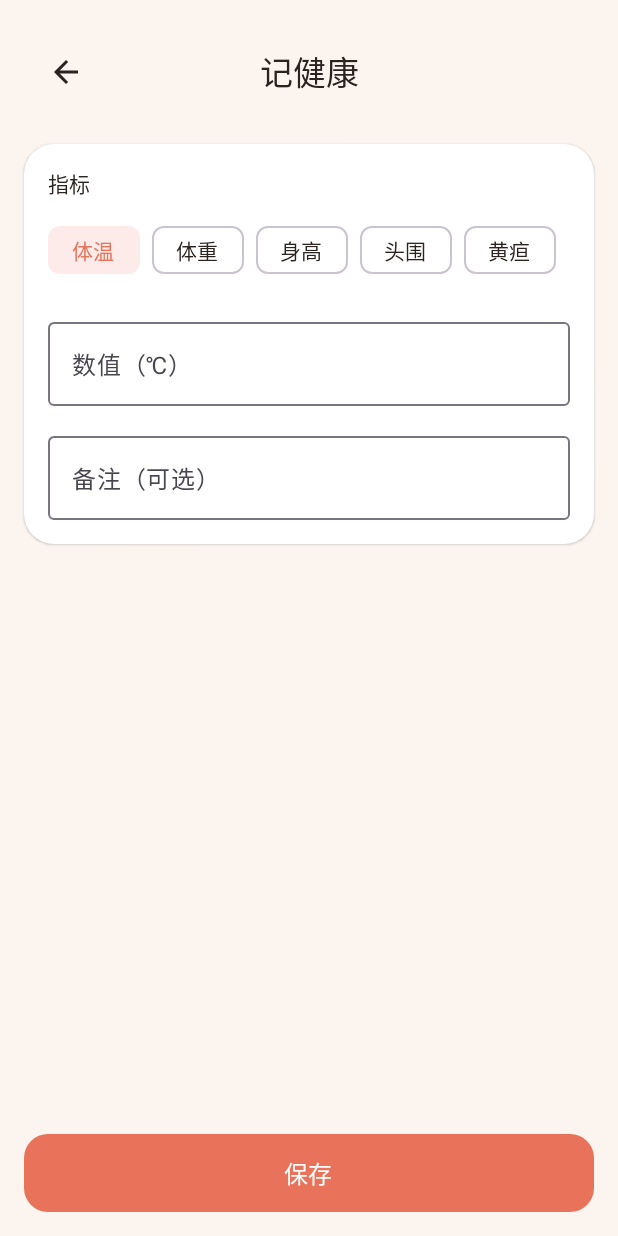
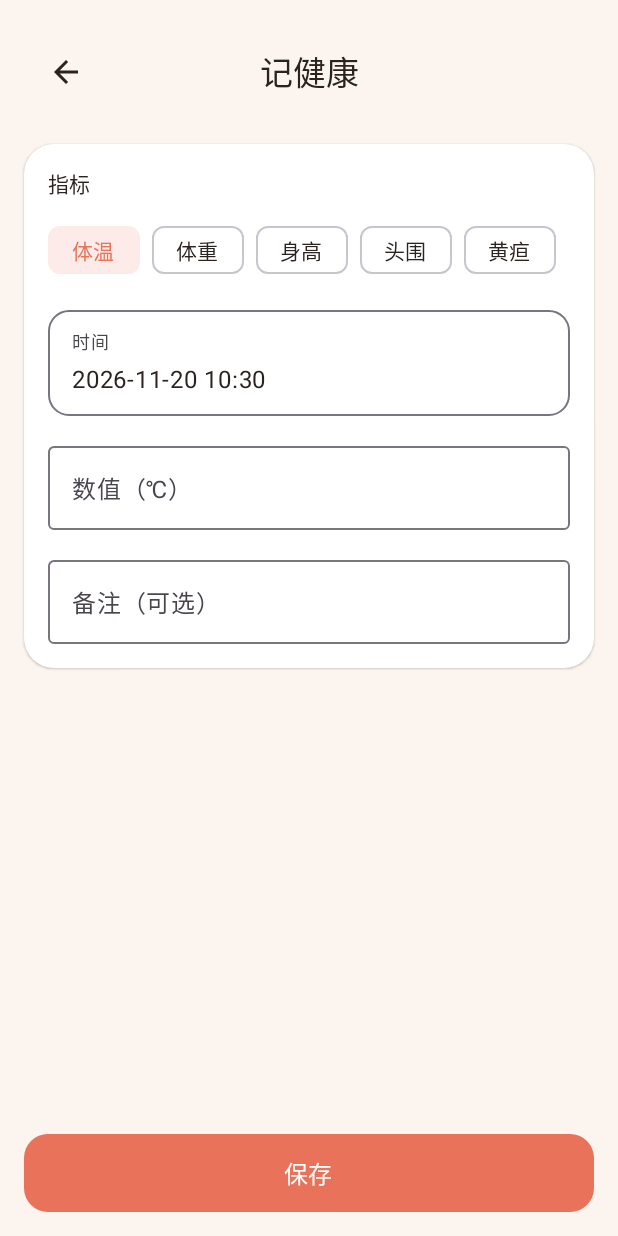
Before and after one commit to lsx9988/baby-tracker-android, an Android app built with Jetpack Compose: the composable HealthEntryScreen shown on its own in the app's theme, after a tap on "保存", on a phone screen of 412 x 824 dp. Run offline under Robolectric (Android 15) with nearby library versions, the phone set to English and light mode, and no system bars.

Commit message:
feat: edit records, today overview, timeline grouping, time picker fix

```diff
--- a/app/src/main/java/com/babytracker/app/ui/health/HealthEntryScreen.kt
+++ b/app/src/main/java/com/babytracker/app/ui/health/HealthEntryScreen.kt
@@ -1,6 +1,7 @@
 package com.babytracker.app.ui.health
 
 import androidx.compose.foundation.layout.Arrangement
+import androidx.compose.foundation.layout.Box
 import androidx.compose.foundation.layout.Column
 import androidx.compose.foundation.layout.ExperimentalLayoutApi
 import androidx.compose.foundation.layout.FlowRow
@@ -9,20 +10,25 @@ import androidx.compose.foundation.layout.fillMaxSize
 import androidx.compose.foundation.layout.fillMaxWidth
 import androidx.compose.foundation.layout.height
 import androidx.compose.foundation.layout.padding
+import androidx.compose.foundation.rememberScrollState
+import androidx.compose.foundation.verticalScroll
 import androidx.compose.material3.ExperimentalMaterial3Api
 import androidx.compose.material3.FilterChip
 import androidx.compose.material3.OutlinedTextField
 import androidx.compose.material3.Text
 import androidx.compose.runtime.Composable
+import androidx.compose.runtime.LaunchedEffect
 import androidx.compose.runtime.getValue
 import androidx.compose.runtime.mutableStateOf
 import androidx.compose.runtime.remember
 import androidx.compose.runtime.setValue
+import androidx.compose.ui.Alignment
 import androidx.compose.ui.Modifier
 import androidx.compose.ui.unit.dp
 import androidx.lifecycle.compose.collectAsStateWithLifecycle
 import com.babytracker.app.domain.model.HealthType
 import com.babytracker.app.ui.components.BackTopBar
+import com.babytracker.app.ui.components.DateTimePickerField
 import com.babytracker.app.ui.components.FieldLabel
 import com.babytracker.app.ui.components.SaveButton
 import com.babytracker.app.ui.components.SectionCard
@@ -37,13 +43,34 @@ fun HealthEntryScreen(
 ) {
     val babies by viewModel.babyRepo.babies.collectAsStateWithLifecycle(emptyList())
     val babyId = viewModel.selectedBabyId ?: babies.firstOrNull()?.id
+    val original = viewModel.editingHealth
+
+    LaunchedEffect(Unit) { viewModel.fetchEdit() }
 
     var type by remember { mutableStateOf(HealthType.TEMP) }
     var value by remember { mutableStateOf("") }
     var note by remember { mutableStateOf("") }
+    var timestamp by remember { mutableStateOf(System.currentTimeMillis()) }
 
-    Column(Modifier.fillMaxSize().padding(16.dp)) {
-        BackTopBar("记健康", onBack)
+    LaunchedEffect(original) {
+        original?.let {
+            type = HealthType.fromName(it.type)
+            value = it.value.toString()
+            note = it.note
+            timestamp = it.timestamp
+        }
+    }
+
+    val isEdit = original != null
+
+    Box(Modifier.fillMaxSize()) {
+        Column(
+            Modifier
+                .verticalScroll(rememberScrollState())
+                .padding(16.dp)
+                .padding(bottom = 84.dp)
+        ) {
+        BackTopBar(if (isEdit) "编辑健康" else "记健康", onBack)
         Spacer(Modifier.height(16.dp))
 
         SectionCard {
@@ -64,6 +91,8 @@ fun HealthEntryScreen(
                 }
             }
             Spacer(Modifier.height(16.dp))
+            DateTimePickerField("时间", timestamp) { timestamp = it }
+            Spacer(Modifier.height(12.dp))
             OutlinedTextField(
                 value = value,
                 onValueChange = { value = it },
@@ -79,18 +108,26 @@ fun HealthEntryScreen(
                 modifier = Modifier.fillMaxWidth()
             )
         }
+        }
 
-        Spacer(Modifier.weight(1f))
-        SaveButton("保存") {
+        fun save() {
             val v = value.toDoubleOrNull()
-            if (babyId == null) {
+            if (babyId == null && original == null) {
                 viewModel.message("请先添加宝宝档案")
-            } else if (v == null) {
+                return
+            }
+            if (v == null) {
                 viewModel.message("请填写有效的数值")
-            } else {
-                viewModel.addHealth(babyId, type, v, note)
-                onBack()
+                return
             }
+            viewModel.upsertHealth(babyId, original, type, v, note, timestamp)
+            viewModel.clearEdit()
+            onBack()
         }
+        SaveButton(
+            if (isEdit) "保存修改" else "保存",
+            modifier = Modifier.align(Alignment.BottomCenter).padding(16.dp),
+            onClick = ::save
+        )
     }
 }
```
